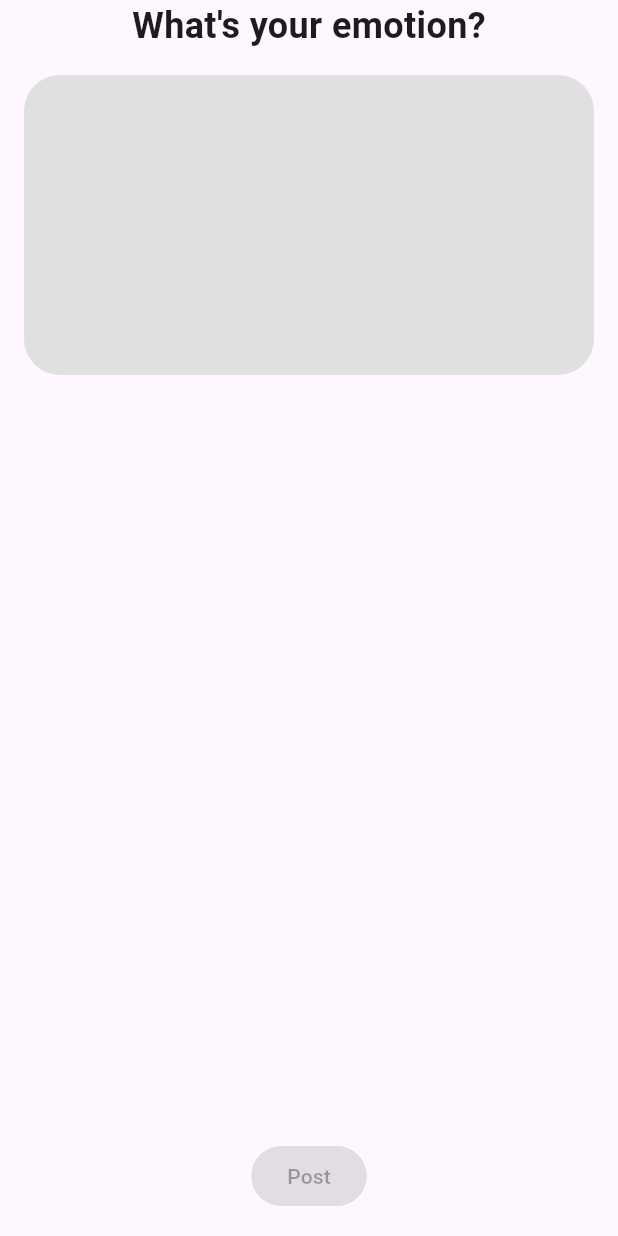
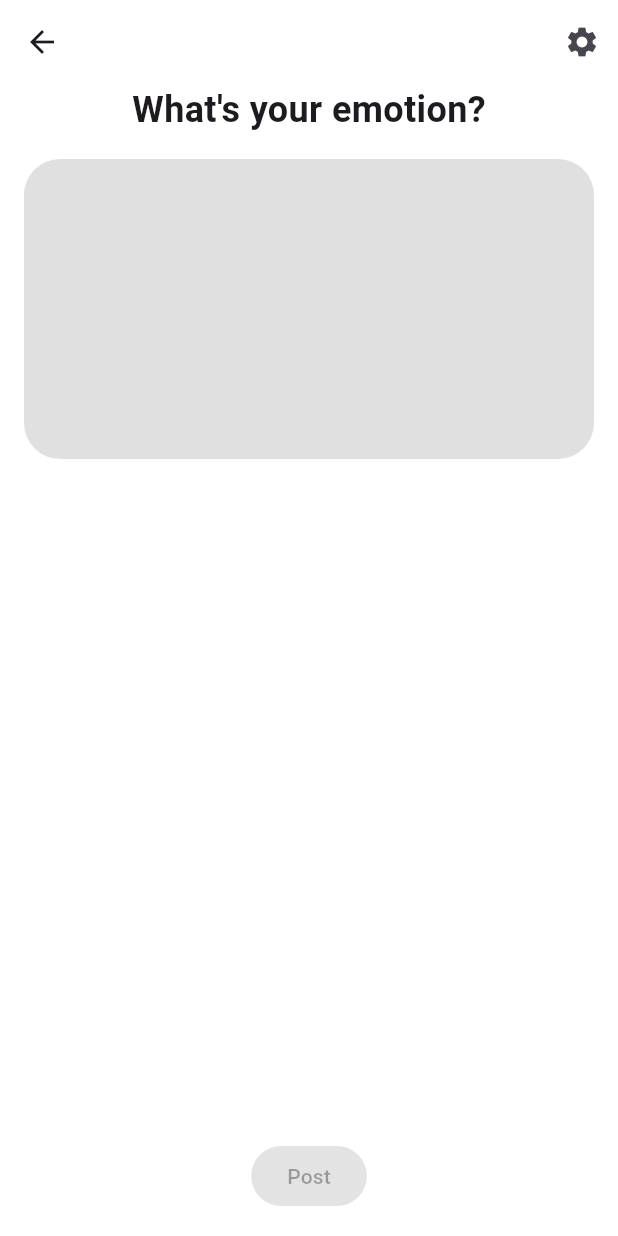
Before and after one commit to cskime/moodtracker, a Flutter app: the WriteScreen screen opened directly, on a phone screen of 412 x 824 dp. Run offline on Flutter 3.47's test engine with Material 3 defaults, Android fonts, the phone set to English and light mode, and no system bars; our stand-ins replace cloud_firestore, firebase_auth, firebase_core, flutter_riverpod, font_awesome_flutter, go_router and 1 more; accounts and stored records are empty; generated files the repository leaves out were written again; network calls fail.

```diff
--- a/lib/features/post/view_models/calendar_view_model.dart
+++ b/lib/features/post/view_models/calendar_view_model.dart
@@ -6,10 +6,9 @@ import 'package:moodtracker/features/post/models/post.dart';
 import 'package:moodtracker/features/post/repositories/post_repository.dart';
 
 final calendarViewModelProvider =
-    AsyncNotifierProvider.autoDispose<CalendarViewModel, List<Post>>(
-        CalendarViewModel.new);
+    AsyncNotifierProvider<CalendarViewModel, List<Post>>(CalendarViewModel.new);
 
-class CalendarViewModel extends AutoDisposeAsyncNotifier<List<Post>> {
+class CalendarViewModel extends AsyncNotifier<List<Post>> {
   late final AuthRepository _authRepository;
   late final PostRepository _postRepository;
 
--- a/lib/features/post/view_models/write_view_model.dart
+++ b/lib/features/post/view_models/write_view_model.dart
@@ -6,9 +6,9 @@ import 'package:moodtracker/features/post/models/post.dart';
 import 'package:moodtracker/features/post/repositories/post_repository.dart';
 
 final writeViewModelProvider =
-    AsyncNotifierProvider.autoDispose(WriteViewModel.new);
+    AsyncNotifierProvider(WriteViewModel.new);
 
-class WriteViewModel extends AutoDisposeAsyncNotifier {
+class WriteViewModel extends AsyncNotifier {
   late final AuthRepository _authRepository;
   late final PostRepository _postRepository;
 
--- a/lib/features/post/views/write_screen.dart
+++ b/lib/features/post/views/write_screen.dart
@@ -37,8 +37,18 @@ class _WriteScreenState extends ConsumerState<WriteScreen> {
     final canPost =
         _descriptionEditingController.text.isNotEmpty && !state.isLoading;
 
-    return Padding(
-      padding: const EdgeInsets.symmetric(horizontal: 16).copyWith(bottom: 16),
+    return Scaffold(
+      appBar: AppBar(
+        actions: [
+          IconButton(
+            onPressed: () {},
+            icon: const Icon(Icons.settings),
+          )
+        ],
+      ),
+      body: Padding(
+        padding:
+            const EdgeInsets.symmetric(horizontal: 16).copyWith(bottom: 16),
         child: Column(
           crossAxisAlignment: CrossAxisAlignment.center,
           children: [
@@ -81,6 +91,7 @@ class _WriteScreenState extends ConsumerState<WriteScreen> {
             ),
           ],
         ),
+      ),
     );
   }
 }
--- a/lib/main.dart
+++ b/lib/main.dart
@@ -3,7 +3,7 @@ import 'package:flutter/material.dart';
 import 'package:flutter_riverpod/flutter_riverpod.dart';
 import 'package:moodtracker/firebase_options.dart';
 import 'package:moodtracker/routers/router.dart';
-import 'package:moodtracker/themes/theme.dart';
+import 'package:moodtracker/themes/light_theme.dart';
 
 void main() async {
   WidgetsFlutterBinding.ensureInitialized();
@@ -26,7 +26,7 @@ class MoodtrackerApp extends ConsumerWidget {
   Widget build(BuildContext context, WidgetRef ref) {
     return MaterialApp.router(
       routerConfig: ref.watch(routerProvider),
-      theme: theme,
+      theme: lightTheme,
     );
   }
 }
--- /dev/null
+++ b/lib/themes/light_theme.dart
@@ -0,0 +1,12 @@
+import 'package:flutter/material.dart';
+
+final lightTheme = ThemeData(
+  scaffoldBackgroundColor: Colors.white,
+  appBarTheme: const AppBarTheme(
+    surfaceTintColor: Colors.white,
+    backgroundColor: Colors.white,
+  ),
+  bottomNavigationBarTheme: const BottomNavigationBarThemeData(
+    backgroundColor: Colors.white,
+  ),
+);
--- a/lib/themes/theme.dart
+++ /dev/null
@@ -1,3 +0,0 @@
-import 'package:flutter/material.dart';
-
-final theme = ThemeData();
--- a/pubspec.yaml
+++ b/pubspec.yaml
@@ -41,6 +41,7 @@ dependencies:
   go_router: ^14.2.0
   firebase_auth: ^5.1.2
   font_awesome_flutter: ^10.7.0
+  table_calendar: ^3.1.2
 
 dev_dependencies:
   flutter_test:
```
Also changed, not shown: lib/features/navigation/views/main_navigation.dart (+1 -9 lines), lib/features/post/views/calendar_screen.dart (+92 -12 lines), lib/features/post/views/widgets/calendar_app_bar_title.dart (added, +42 -0 lines), pubspec.lock. Lines whose indentation alone changed are shown as unchanged.
